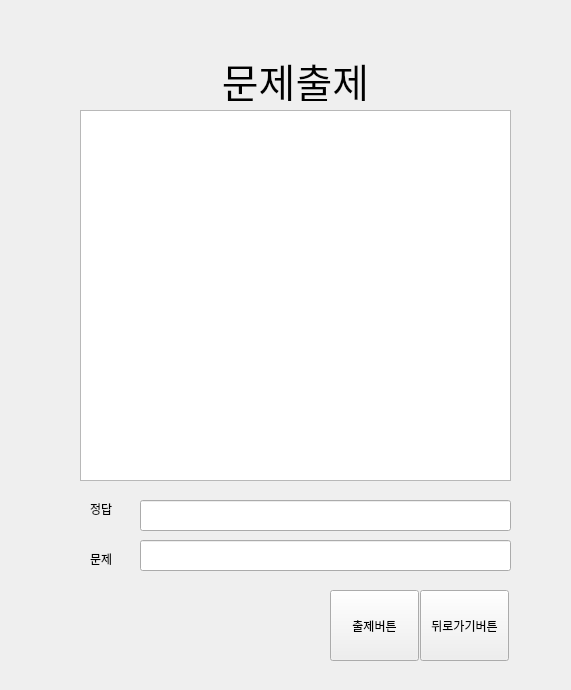
This is teacher_client.ui in Eduappproject/education_application as Qt 5 draws it before an edit. The edited form follows.
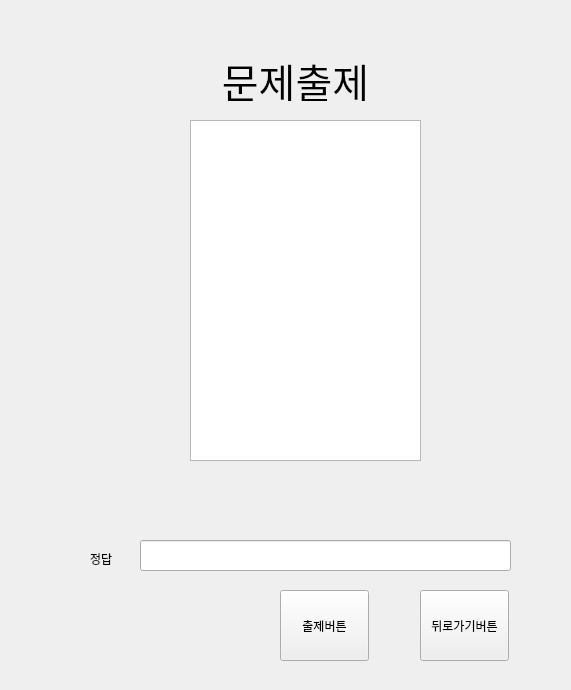
This is the edited form. The open tabs and pages were chosen to show the change.

Commit message: 문제출제 인덱스 창이이 없어서 다른 창을 만들어서 띄우고 글과 뒤로가기 구현해놨고 db관련제외 전부 구현해놔서 학생의 정보를 받아 확인하고 문제를 출제만 남은듯합니다.;;

What changed in the file:
```diff
--- a/teacher_client.ui
+++ b/teacher_client.ui
@@ -669,7 +669,7 @@
     <widget class="QPushButton" name="qOKbutton">
      <property name="geometry">
       <rect>
-       <x>300</x>
+       <x>250</x>
        <y>560</y>
        <width>89</width>
        <height>71</height>
@@ -695,20 +695,10 @@
     <widget class="QListWidget" name="qlistwidget">
      <property name="geometry">
       <rect>
-       <x>50</x>
-       <y>80</y>
-       <width>431</width>
-       <height>371</height>
-      </rect>
-     </property>
-    </widget>
-    <widget class="QLineEdit" name="qlineEdit1">
-     <property name="geometry">
-      <rect>
-       <x>110</x>
-       <y>470</y>
-       <width>371</width>
-       <height>31</height>
+       <x>160</x>
+       <y>90</y>
+       <width>231</width>
+       <height>341</height>
       </rect>
      </property>
     </widget>
@@ -722,19 +712,6 @@
       </rect>
      </property>
     </widget>
-    <widget class="QLabel" name="qlabel">
-     <property name="geometry">
-      <rect>
-       <x>60</x>
-       <y>470</y>
-       <width>67</width>
-       <height>17</height>
-      </rect>
-     </property>
-     <property name="text">
-      <string>정답</string>
-     </property>
-    </widget>
     <widget class="QLabel" name="qlabel_2">
      <property name="geometry">
       <rect>
@@ -745,7 +722,7 @@
       </rect>
      </property>
      <property name="text">
-      <string>문제</string>
+      <string>정답</string>
      </property>
     </widget>
    </widget>
```
Left out of the diff: 12 changed lines with no effect on the pictures. The commit also changes 1 other file.
